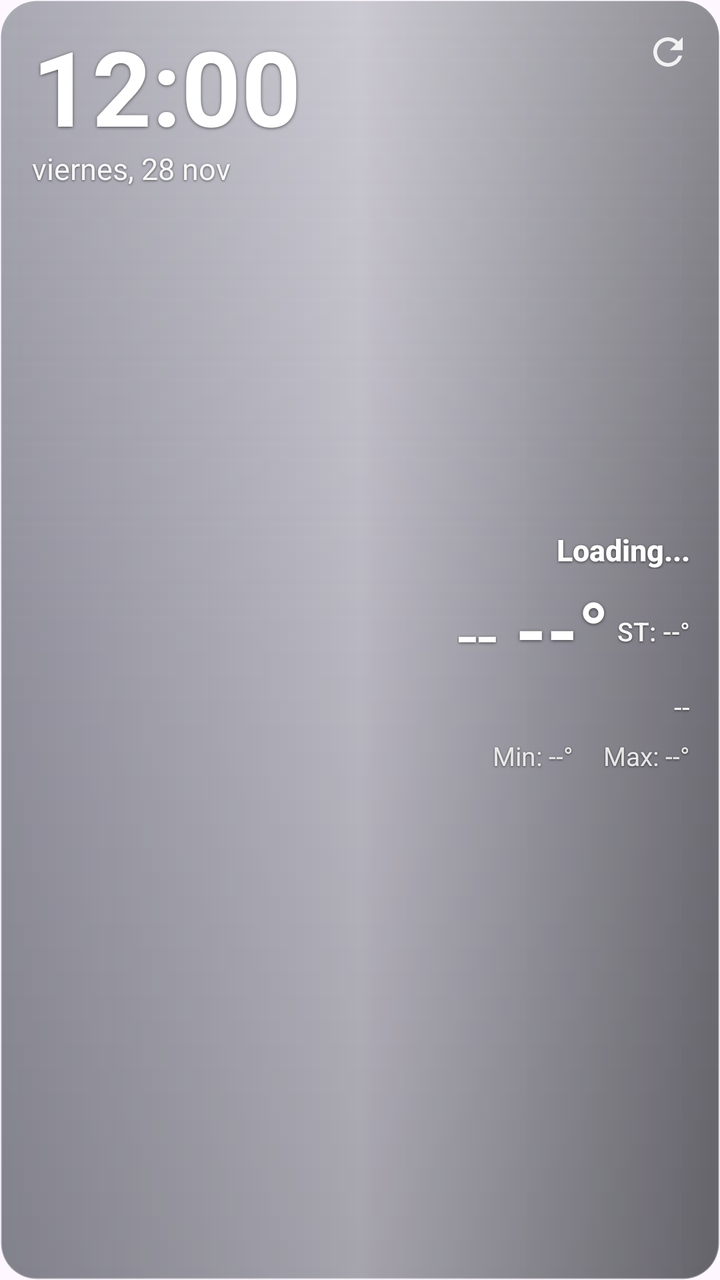
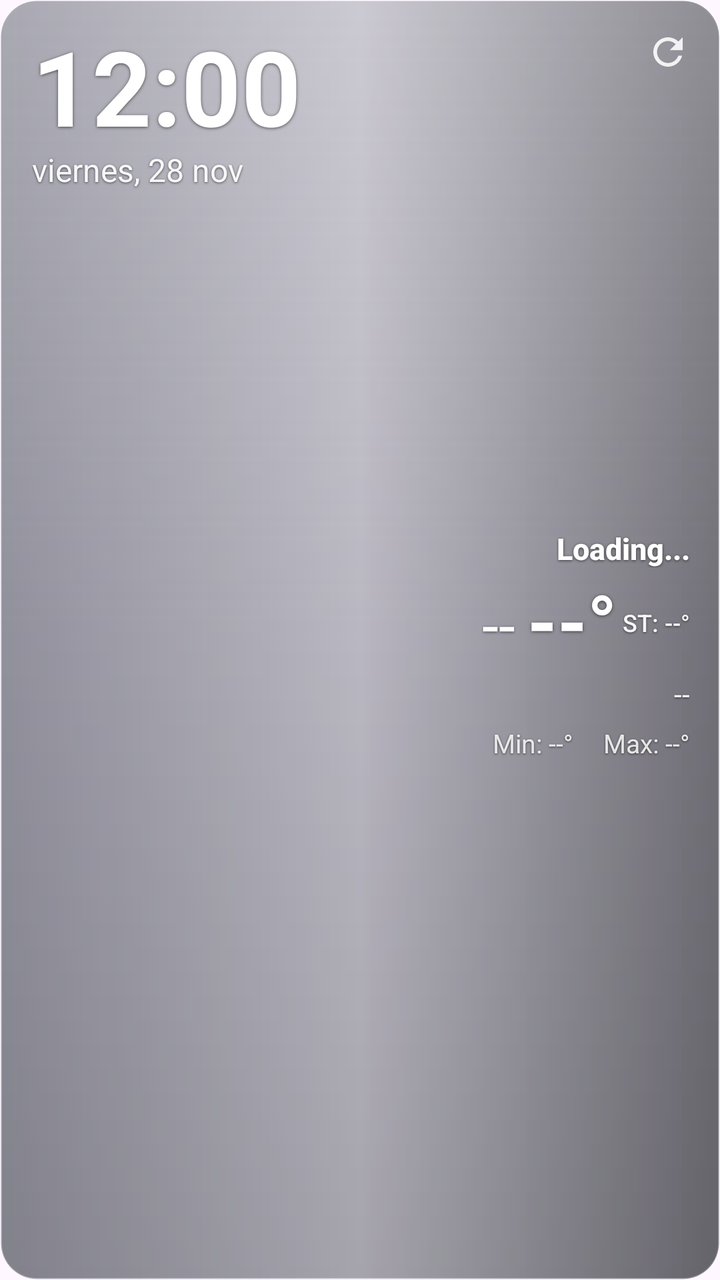

Two renders of the same Android screen: before a commit and after it. Below are the layout's source before the change and the commit's diff.
<!-- AndroidManifest.xml: application theme Theme.WeatherWidget -->
<!-- res/layout/widget_weather.xml -->
<?xml version="1.0" encoding="utf-8"?>
<RelativeLayout xmlns:android="http://schemas.android.com/apk/res/android"
    android:id="@+id/widget_container"
    android:layout_width="match_parent"
    android:layout_height="match_parent"
    android:background="@drawable/widget_background"
    android:paddingStart="16dp"
    android:paddingTop="15dp"
    android:paddingEnd="15dp"
    android:paddingBottom="15dp">

    <ImageView
        android:id="@+id/refresh_button"
        android:layout_width="22dp"
        android:layout_height="22dp"
        android:layout_alignParentEnd="true"
        android:layout_alignParentTop="true"
        android:alpha="0.92"
        android:contentDescription="Refresh"
        android:src="@drawable/ic_refresh_24"
        android:tint="@color/widget_icon_tint" />

    <LinearLayout
        android:id="@+id/weather_container"
        android:layout_width="match_parent"
        android:layout_height="match_parent"
        android:orientation="horizontal"
        android:baselineAligned="false">

        
        <LinearLayout
            android:layout_width="0dp"
            android:layout_height="match_parent"
            android:layout_weight="1.12"
            android:gravity="top|start"
            android:orientation="vertical">

            <TextClock
                android:id="@+id/clock_text"
                android:layout_width="wrap_content"
                android:layout_height="wrap_content"
                android:layout_marginEnd="8dp"
                android:format12Hour="h:mm"
                android:format24Hour="HH:mm"
                android:gravity="start"
                android:includeFontPadding="false"
                android:maxLines="1"
                android:text="--:--"
                android:textColor="@color/widget_text_primary"
                android:textSize="52sp"
                android:fontFamily="sans-serif"
                android:shadowColor="@color/widget_text_shadow"
                android:shadowDx="0"
                android:shadowDy="1"
                android:shadowRadius="4"
                android:textStyle="bold" />

            <TextView
                android:id="@+id/date_text"
                android:layout_width="wrap_content"
                android:layout_height="wrap_content"
                android:text="viernes, 28 nov"
                android:textColor="@color/widget_text_secondary"
                android:textSize="15sp"
                android:fontFamily="sans-serif"
                android:includeFontPadding="false"
                android:shadowColor="@color/widget_text_shadow"
                android:shadowDx="0"
                android:shadowDy="1"
                android:shadowRadius="2.5" />

            <LinearLayout
                android:layout_width="wrap_content"
                android:layout_height="wrap_content"
                android:layout_marginTop="10dp"
                android:orientation="horizontal">
                
                <TextView
                    android:id="@+id/forecast_day1_text"
                    android:layout_width="46dp"
                    android:layout_height="wrap_content"
                    android:layout_marginEnd="8dp"
                    android:text=""
                    android:textColor="@color/widget_text_secondary"
                    android:textSize="14sp"
                    android:fontFamily="sans-serif"
                    android:gravity="center"
                    android:lineSpacingExtra="0dp"
                    android:shadowColor="@color/widget_text_shadow"
                    android:shadowDx="0"
                    android:shadowDy="1"
                    android:shadowRadius="2.2" />

                <TextView
                    android:id="@+id/forecast_day2_text"
                    android:layout_width="46dp"
                    android:layout_height="wrap_content"
                    android:layout_marginEnd="8dp"
                    android:text=""
                    android:textColor="@color/widget_text_secondary"
                    android:textSize="14sp"
                    android:fontFamily="sans-serif"
                    android:gravity="center"
                    android:lineSpacingExtra="0dp"
                    android:shadowColor="@color/widget_text_shadow"
                    android:shadowDx="0"
                    android:shadowDy="1"
                    android:shadowRadius="2.2" />

                <TextView
                    android:id="@+id/forecast_day3_text"
                    android:layout_width="46dp"
                    android:layout_height="wrap_content"
                    android:text=""
                    android:textColor="@color/widget_text_secondary"
                    android:textSize="14sp"
                    android:fontFamily="sans-serif"
                    android:gravity="center"
                    android:lineSpacingExtra="0dp"
                    android:shadowColor="@color/widget_text_shadow"
                    android:shadowDx="0"
                    android:shadowDy="1"
                    android:shadowRadius="2.2" />
            </LinearLayout>
        </LinearLayout>

        
        <LinearLayout
            android:layout_width="0dp"
            android:layout_height="match_parent"
            android:layout_weight="0.88"
            android:gravity="center_vertical|end"
            android:paddingTop="13dp"
            android:orientation="vertical">

            <TextView
                android:id="@+id/location_text"
                android:layout_width="wrap_content"
                android:layout_height="wrap_content"
                android:text="Loading..."
                android:textColor="@color/widget_text_primary"
                android:textSize="15sp"
                android:fontFamily="sans-serif-medium"
                android:includeFontPadding="false"
                android:shadowColor="@color/widget_text_shadow"
                android:shadowDx="0"
                android:shadowDy="1"
                android:shadowRadius="2.8"
                android:textStyle="bold" />

            <LinearLayout
                android:layout_width="wrap_content"
                android:layout_height="wrap_content"
                android:layout_marginTop="8dp"
                android:orientation="horizontal"
                android:gravity="center_vertical">
                
                <TextView
                    android:id="@+id/weather_icon_text"
                    android:layout_width="wrap_content"
                    android:layout_height="wrap_content"
                    android:layout_marginEnd="9dp"
                    android:text="--"
                    android:textColor="@color/widget_text_primary"
                    android:textSize="36sp"
                    android:fontFamily="sans-serif"
                    android:shadowColor="@color/widget_text_shadow"
                    android:shadowDx="0"
                    android:shadowDy="1"
                    android:shadowRadius="3" />

                <TextView
                    android:id="@+id/temperature_text"
                    android:layout_width="wrap_content"
                    android:layout_height="wrap_content"
                    android:text="--°"
                    android:textColor="@color/widget_text_primary"
                    android:textSize="40sp"
                    android:fontFamily="sans-serif"
                    android:includeFontPadding="false"
                    android:shadowColor="@color/widget_text_shadow"
                    android:shadowDx="0"
                    android:shadowDy="1"
                    android:shadowRadius="3.5"
                    android:textStyle="bold" />
                    
                <TextView
                    android:id="@+id/feels_like_text"
                    android:layout_width="wrap_content"
                    android:layout_height="wrap_content"
                    android:layout_marginStart="4dp"
                    android:text="ST: --°"
                    android:textColor="@color/widget_text_secondary"
                    android:textSize="13sp"
                    android:fontFamily="sans-serif-medium"
                    android:includeFontPadding="false"
                    android:shadowColor="@color/widget_text_shadow"
                    android:shadowDx="0"
                    android:shadowDy="1"
                    android:shadowRadius="2.4" />
            </LinearLayout>

            <TextView
                android:id="@+id/condition_text"
                android:layout_width="wrap_content"
                android:layout_height="wrap_content"
                android:layout_marginTop="5dp"
                android:text="--"
                android:textColor="@color/widget_text_secondary"
                android:textSize="14sp"
                android:fontFamily="sans-serif"
                android:includeFontPadding="false"
                android:shadowColor="@color/widget_text_shadow"
                android:shadowDx="0"
                android:shadowDy="1"
                android:shadowRadius="2.4" />

            <LinearLayout
                android:layout_width="wrap_content"
                android:layout_height="wrap_content"
                android:layout_marginTop="9dp"
                android:orientation="horizontal">

                <TextView
                    android:id="@+id/min_temp_text"
                    android:layout_width="wrap_content"
                    android:layout_height="wrap_content"
                    android:layout_marginEnd="15dp"
                    android:text="Min: --°"
                    android:textColor="@color/widget_text_tertiary"
                    android:textSize="13sp"
                    android:fontFamily="sans-serif"
                    android:includeFontPadding="false"
                    android:shadowColor="@color/widget_text_shadow"
                    android:shadowDx="0"
                    android:shadowDy="1"
                    android:shadowRadius="2.2" />

                <TextView
                    android:id="@+id/max_temp_text"
                    android:layout_width="wrap_content"
                    android:layout_height="wrap_content"
                    android:text="Max: --°"
                    android:textColor="@color/widget_text_tertiary"
                    android:textSize="13sp"
                    android:fontFamily="sans-serif"
                    android:includeFontPadding="false"
                    android:shadowColor="@color/widget_text_shadow"
                    android:shadowDx="0"
                    android:shadowDy="1"
                    android:shadowRadius="2.2" />
            </LinearLayout>
        </LinearLayout>
    </LinearLayout>

</RelativeLayout>
<!-- resources referenced by this layout -->
<resources>
  <color name="widget_icon_tint">#F4FFFFFF</color>
  <color name="widget_text_primary">#FFFFFFFF</color>
  <color name="widget_text_secondary">#F2FFFFFF</color>
  <color name="widget_text_shadow">#99000000</color>
  <color name="widget_text_tertiary">#DDFFFFFF</color>
  <!-- drawable ic_refresh_24 (drawable) -->
  <?xml version="1.0" encoding="utf-8"?>
  <vector xmlns:android="http://schemas.android.com/apk/res/android"
      android:width="24dp"
      android:height="24dp"
      android:viewportWidth="24"
      android:viewportHeight="24">
      <path
          android:fillColor="@color/widget_icon_tint"
          android:pathData="M17.66,6.34C16.21,4.9 14.22,4 12,4C7.58,4 4,7.58 4,12C4,16.42 7.58,20 12,20C15.73,20 18.84,17.45 19.73,14H17.65C16.82,16.33 14.61,18 12,18C8.69,18 6,15.31 6,12C6,8.69 8.69,6 12,6C13.66,6 15.14,6.69 16.22,7.78L13,11H20V4L17.66,6.34Z" />
  </vector>
  <!-- drawable widget_background (drawable) -->
  <?xml version="1.0" encoding="utf-8"?>
  <layer-list xmlns:android="http://schemas.android.com/apk/res/android">
      <item>
          <shape>
              <corners android:radius="18dp" />
              <gradient
                  android:angle="0"
                  android:startColor="#70101828"
                  android:centerColor="#46192333"
                  android:endColor="#8F070A12" />
              <stroke
                  android:width="1dp"
                  android:color="#2EFFFFFF" />
          </shape>
      </item>
  
      <item
          android:left="1dp"
          android:top="1dp"
          android:right="1dp"
          android:bottom="1dp">
          <shape>
              <corners android:radius="17dp" />
              <gradient
                  android:angle="270"
                  android:startColor="#30FFFFFF"
                  android:centerColor="#08000000"
                  android:endColor="#22000000" />
          </shape>
      </item>
  </layer-list>
  <style name="Theme.WeatherWidget" parent="Base.Theme.WeatherWidget" />
  <style name="Base.Theme.WeatherWidget" parent="Theme.Material3.DayNight.NoActionBar">
          
          
      </style>
</resources>

<!-- the commit's change to res/layout/widget_weather.xml (unified diff, before → after) -->
@@ -31,7 +31,7 @@
         <LinearLayout
             android:layout_width="0dp"
             android:layout_height="match_parent"
-            android:layout_weight="1.12"
+            android:layout_weight="1.14"
             android:gravity="top|start"
             android:orientation="vertical">
 
@@ -61,7 +61,7 @@
                 android:layout_height="wrap_content"
                 android:text="viernes, 28 nov"
                 android:textColor="@color/widget_text_secondary"
-                android:textSize="15sp"
+                android:textSize="16sp"
                 android:fontFamily="sans-serif"
                 android:includeFontPadding="false"
                 android:shadowColor="@color/widget_text_shadow"
@@ -77,9 +77,9 @@
                 
                 <TextView
                     android:id="@+id/forecast_day1_text"
-                    android:layout_width="46dp"
-                    android:layout_height="wrap_content"
-                    android:layout_marginEnd="8dp"
+                    android:layout_width="54dp"
+                    android:layout_height="wrap_content"
+                    android:layout_marginEnd="6dp"
                     android:text=""
                     android:textColor="@color/widget_text_secondary"
                     android:textSize="14sp"
@@ -93,9 +93,9 @@
 
                 <TextView
                     android:id="@+id/forecast_day2_text"
-                    android:layout_width="46dp"
-                    android:layout_height="wrap_content"
-                    android:layout_marginEnd="8dp"
+                    android:layout_width="54dp"
+                    android:layout_height="wrap_content"
+                    android:layout_marginEnd="6dp"
                     android:text=""
                     android:textColor="@color/widget_text_secondary"
                     android:textSize="14sp"
@@ -109,7 +109,7 @@
 
                 <TextView
                     android:id="@+id/forecast_day3_text"
-                    android:layout_width="46dp"
+                    android:layout_width="54dp"
                     android:layout_height="wrap_content"
                     android:text=""
                     android:textColor="@color/widget_text_secondary"
@@ -128,9 +128,9 @@
         <LinearLayout
             android:layout_width="0dp"
             android:layout_height="match_parent"
-            android:layout_weight="0.88"
+            android:layout_weight="0.86"
             android:gravity="center_vertical|end"
-            android:paddingTop="13dp"
+            android:paddingTop="6dp"
             android:orientation="vertical">
 
             <TextView
@@ -151,7 +151,7 @@
             <LinearLayout
                 android:layout_width="wrap_content"
                 android:layout_height="wrap_content"
-                android:layout_marginTop="8dp"
+                android:layout_marginTop="6dp"
                 android:orientation="horizontal"
                 android:gravity="center_vertical">
                 
@@ -159,10 +159,10 @@
                     android:id="@+id/weather_icon_text"
                     android:layout_width="wrap_content"
                     android:layout_height="wrap_content"
-                    android:layout_marginEnd="9dp"
+                    android:layout_marginEnd="6dp"
                     android:text="--"
                     android:textColor="@color/widget_text_primary"
-                    android:textSize="36sp"
+                    android:textSize="30sp"
                     android:fontFamily="sans-serif"
                     android:shadowColor="@color/widget_text_shadow"
                     android:shadowDx="0"
@@ -175,7 +175,7 @@
                     android:layout_height="wrap_content"
                     android:text="--°"
                     android:textColor="@color/widget_text_primary"
-                    android:textSize="40sp"
+                    android:textSize="38sp"
                     android:fontFamily="sans-serif"
                     android:includeFontPadding="false"
                     android:shadowColor="@color/widget_text_shadow"
@@ -188,12 +188,14 @@
                     android:id="@+id/feels_like_text"
                     android:layout_width="wrap_content"
                     android:layout_height="wrap_content"
-                    android:layout_marginStart="4dp"
+                    android:layout_marginStart="3dp"
                     android:text="ST: --°"
                     android:textColor="@color/widget_text_secondary"
-                    android:textSize="13sp"
+                    android:textSize="12sp"
                     android:fontFamily="sans-serif-medium"
                     android:includeFontPadding="false"
+                    android:maxLines="1"
+                    android:singleLine="true"
                     android:shadowColor="@color/widget_text_shadow"
                     android:shadowDx="0"
                     android:shadowDy="1"
